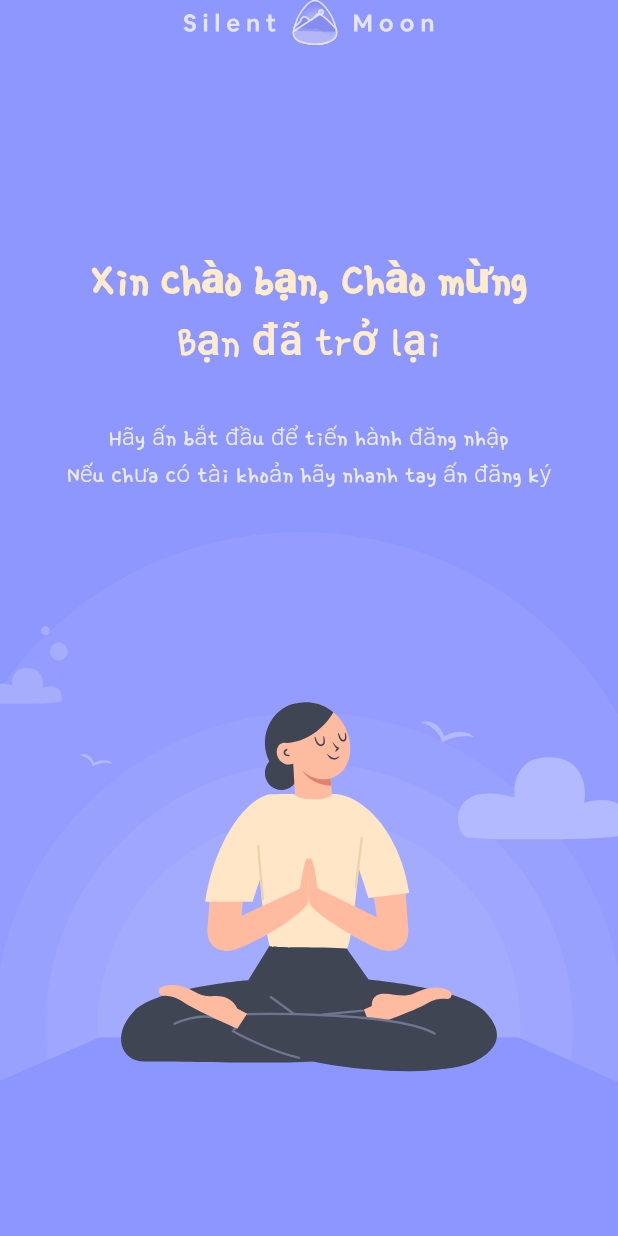
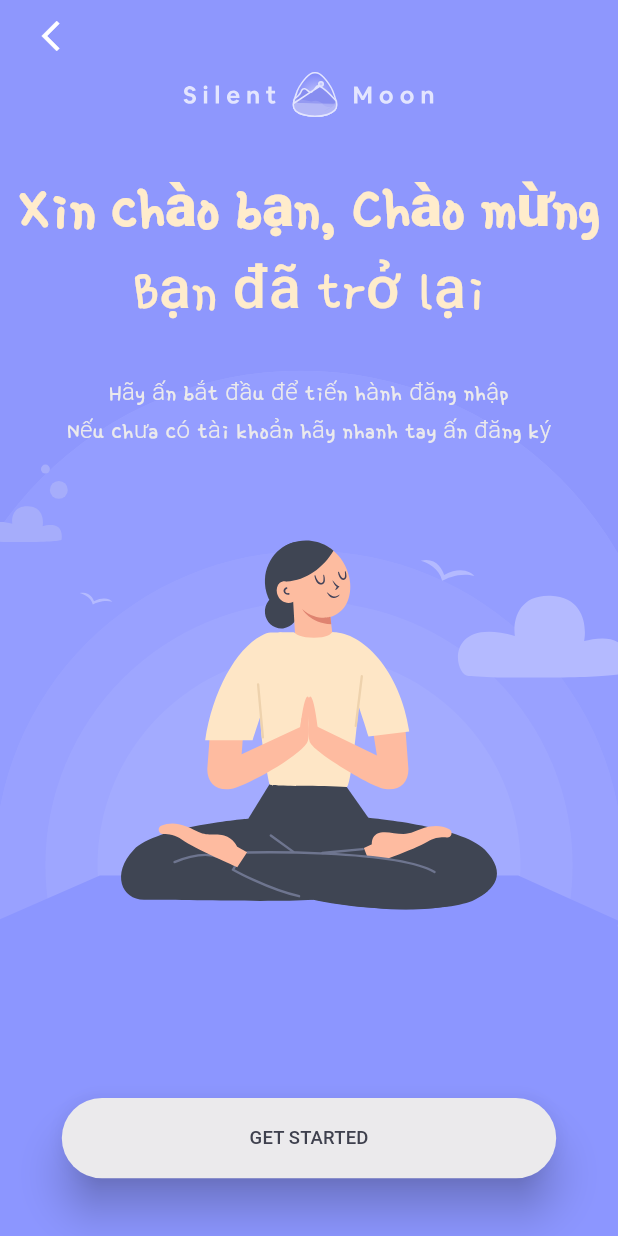
Before and after one commit to nhatminh3004/flutter-app-chat, a Flutter app: the screen it shows after launch, swiped to page 4, on a phone screen of 412 x 824 dp. Run offline on Flutter 3.47's test engine with Material 3 defaults, Android fonts, the phone set to English and light mode, and no system bars; our stand-ins replace device_preview, flutter_svg, google_fonts; project files that could hold a hidden picture were left out.

Commit message:
update UI

```diff
--- a/lib/ui/onboarding/onboarding_page_view.dart
+++ b/lib/ui/onboarding/onboarding_page_view.dart
@@ -60,6 +60,9 @@ class _OnboardingPageViewState extends State<OnboardingPageView> {
           ),
           WelcomeScreenPage(
             backPressed: () {
+              _pageController.jumpToPage(2);
+            },
+            getStartedPressed: () {
               _pageController.jumpToPage(0);
             },
           )
--- a/lib/ui/welcomescreen/welcome_screen_page.dart
+++ b/lib/ui/welcomescreen/welcome_screen_page.dart
@@ -4,136 +4,60 @@ import 'package:google_fonts/google_fonts.dart';
 
 class WelcomeScreenPage extends StatelessWidget {
   final VoidCallback backPressed;
-  const WelcomeScreenPage({super.key, required this.backPressed});
+  final VoidCallback getStartedPressed;
+  const WelcomeScreenPage(
+      {super.key, required this.backPressed, required this.getStartedPressed});
 
   @override
   Widget build(BuildContext context) {
     final orirentation = MediaQuery.of(context).orientation;
+    final sizeManhinh = MediaQuery.of(context).size;
     return Scaffold(
       backgroundColor: const Color(0xFF8E97FD),
       body: SafeArea(
           child: orirentation == Orientation.portrait
-              ? const Stack(
+              ? Stack(
                   children: [
                     WelcomeBackgoundWidget(),
-                    WelcomeContentWidget(),
-                  ],
-                )
-              : const Row(
-                  children: [
-                    Expanded(child: WelcomeContentWidget()),
-                    Expanded(child: WelcomeBackgoundWidget()),
-                  ],
-                )),
-    );
-  }
-
-  Widget _buildBackButton() {
-    return Container(
-      margin: EdgeInsets.only(
-        top: 24,
-        left: 13,
-      ),
-      // color: Colors.white,
-      child: Row(
-        children: [
-          IconButton(
-            onPressed: () {
+                    WelcomeContentWidget(
+                      backPressed: () {
                         backPressed();
                       },
-            icon: Icon(
-              Icons.arrow_back_ios_new,
-              size: 24,
-              color: Colors.white,
                     ),
-          ),
-        ],
-      ),
-    );
-  }
-
-  Widget _buildTitleAndContent() {
-    return Column(
-      children: [
-        Container(
-          // color: Colors.yellow,
+                    Align(
+                      alignment:
+                          Alignment(0.0, sizeManhinh.width > 800 ? -0.2 : 0.9),
+                      child: ElevatedButton(
+                        style: ElevatedButton.styleFrom(
+                            foregroundColor: Color(0xFF3F414E),
+                            backgroundColor: Color(0xFFEBEAEC),
+                            fixedSize: Size(sizeManhinh.width * 0.8,
+                                sizeManhinh.height * 0.065),
+                            elevation: 12,
+                            shape: RoundedRectangleBorder(
+                                borderRadius:
+                                    BorderRadiusDirectional.circular(38))),
+                        onPressed: () {
+                          getStartedPressed();
+                        },
                         child: Text(
-            textAlign: TextAlign.center,
-            'Chào mừng đến với ứng dụng Chat',
-            style: TextStyle(
-              fontSize: 32,
-              fontWeight: FontWeight.bold,
-              color: Color(0xFFFFFFFF).withOpacity(0.87),
-            ),
-          ),
-        ),
-        Container(
-          // color: Colors.black38,
-          margin: EdgeInsets.only(top: 26, left: 44, right: 44),
-          child: Text(
-            textAlign: TextAlign.center,
-            'Vui lòng đăng nhập để sử dụng ứng dụng nếu có tài khoản '
-            'hoặc đăng ký nếu chưa có tài khoản',
-            style: TextStyle(
-              fontWeight: FontWeight.w400,
-              fontSize: 16,
-              color: const Color(0xFFFFFFFF).withOpacity(0.67),
+                          'GET STARTED',
+                          style:
+                              TextStyle(fontSize: sizeManhinh.height * 0.015),
                         ),
                       ),
                     )
                   ],
-    );
-  }
-
-  Widget _buildButton() {
-    return Container(
-      margin: EdgeInsets.only(
-        bottom: 50,
-      ),
-      // color: Colors.white30,
-      child: Column(
+                )
+              : Row(
                   children: [
-          Container(
-            // color: Colors.orange,
-            child: ElevatedButton(
-              onPressed: () {},
-              child: Text(
-                'Đăng nhập',
-              ),
-              style: ElevatedButton.styleFrom(
-                shape: RoundedRectangleBorder(
-                  borderRadius: BorderRadius.circular(4),
-                ),
-                minimumSize: Size(327, 48),
-                foregroundColor: Colors.white,
-                backgroundColor: Color(0xFF8875FF),
-              ),
-            ),
-          ),
-          SizedBox(
-            height: 28,
-          ),
-          Container(
-            // color: Colors.orange,
-            child: OutlinedButton(
-              onPressed: () {},
-              child: Text(
-                'Đăng ký',
-              ),
-              style: OutlinedButton.styleFrom(
-                  shape: RoundedRectangleBorder(
-                    borderRadius: BorderRadius.circular(4),
-                  ),
-                  side: BorderSide(
-                    color: Color(0xFF8875FF),
-                    width: 3,
-                  ),
-                  minimumSize: Size(327, 48),
-                  foregroundColor: Colors.white),
-            ),
-          )
+                    Expanded(
+                        child: WelcomeContentWidget(
+                      backPressed: () {},
+                    )),
+                    Expanded(child: WelcomeBackgoundWidget()),
                   ],
-      ),
+                )),
     );
   }
 }
@@ -145,18 +69,21 @@ class WelcomeBackgoundWidget extends StatelessWidget {
 
   @override
   Widget build(BuildContext context) {
+    final orientatiton = MediaQuery.of(context).orientation;
     return Container(
       // color: Colors.yellow,
       child: Align(
           alignment: Alignment.bottomCenter,
           child: Container(
             child: FractionallySizedBox(
-                heightFactor: 0.4,
+                heightFactor: orientatiton == Orientation.landscape ? 1 : 0.7,
                 widthFactor: 1,
                 child: Container(
                   // color: Colors.red,
                   child: FittedBox(
+                      // clipBehavior: Clip.antiAlias,
                       fit: BoxFit.cover,
+                      alignment: Alignment.topCenter,
                       child: SvgPicture.asset('assets/images/bg_welcome.svg')),
                 )),
           )),
@@ -165,28 +92,51 @@ class WelcomeBackgoundWidget extends StatelessWidget {
 }
 
 class WelcomeContentWidget extends StatelessWidget {
+  final VoidCallback backPressed;
+
   const WelcomeContentWidget({
     super.key,
+    required this.backPressed,
   });
 
   @override
   Widget build(BuildContext context) {
+    final sizeManhinh = MediaQuery.of(context).size;
     return Container(
       // color: Colors.yellow,
       child: FractionallySizedBox(
         widthFactor: 1,
         heightFactor: 0.4,
-        child: Container(
-          // color: Colors.red,
         child: Column(
           children: [
             // _buildBackButton(),
             Flexible(
-                flex: 2,
+              flex: 1,
               fit: FlexFit.tight,
-                child: SvgPicture.asset(
+              child: Column(
+                children: [
+                  Container(
+                    margin: EdgeInsets.only(left: sizeManhinh.width * 0.024),
+                    // color: Colors.red,
+                    child: Align(
+                      alignment: Alignment.centerLeft,
+                      child: IconButton(
+                        onPressed: () {
+                          backPressed();
+                        },
+                        icon: Icon(
+                          Icons.arrow_back_ios_new,
+                          size: 24,
+                          color: Colors.white,
+                        ),
+                      ),
+                    ),
+                  ),
+                  SvgPicture.asset(
                     'assets/images/ic_logo.svg',
                     alignment: Alignment.topCenter,
+                  )
+                ],
               ),
             ),
             Flexible(
@@ -227,7 +177,7 @@ class WelcomeContentWidget extends StatelessWidget {
                 child: FractionallySizedBox(
                   widthFactor: 0.8,
                   child: Align(
-                      alignment: Alignment.bottomCenter,
+                    alignment: Alignment.center,
                     child: FittedBox(
                       child: Text(
                         textAlign: TextAlign.center,
@@ -248,7 +198,6 @@ class WelcomeContentWidget extends StatelessWidget {
           ],
         ),
       ),
-      ),
     );
   }
 }
```
Also changed, not shown: 1 other file. Lines whose indentation alone changed are shown as unchanged.
